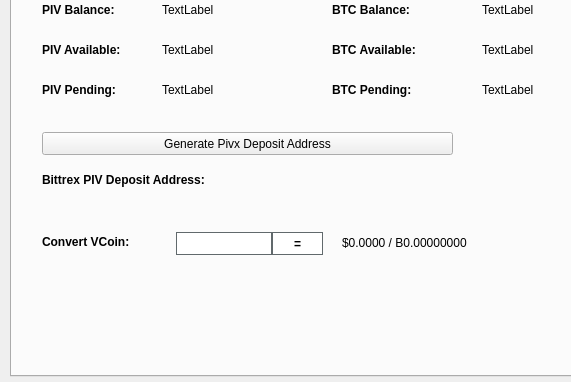
Before: the Qt Designer form src/qt/forms/tradingdialog.ui in wealth-coin/TenUp, drawn with Qt 5; both pictures show x 0 to 571 and y 94 to 476 of the 780 by 476 pixel window.
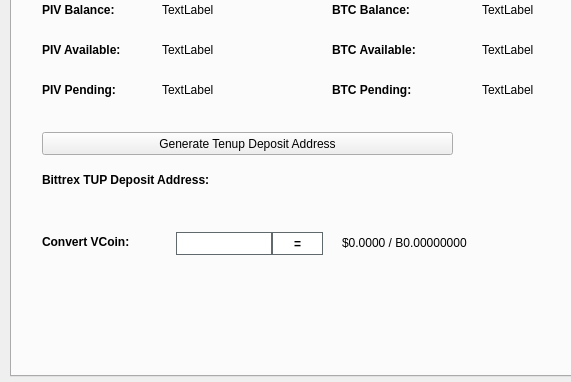
After: the same form once the commit is applied. The open tabs and pages were chosen to show the change. Icons and pictures are not drawn.

Diff of the .ui file:
```diff
--- a/src/qt/forms/tradingdialog.ui
+++ b/src/qt/forms/tradingdialog.ui
@@ -2928,7 +2928,7 @@
       </font>
      </property>
      <property name="text">
-      <string>Bittrex PIV Deposit Address:</string>
+      <string>Bittrex TUP Deposit Address:</string>
      </property>
     </widget>
     <widget class="QPushButton" name="GenDepositBTN">
@@ -2941,7 +2941,7 @@
       </rect>
      </property>
      <property name="text">
-      <string>Generate Pivx Deposit Address</string>
+      <string>Generate Tenup Deposit Address</string>
      </property>
      <property name="icon">
       <iconset resource="../tenup.qrc">
```
Left out of the diff: 2 changed lines with no effect on the pictures.
